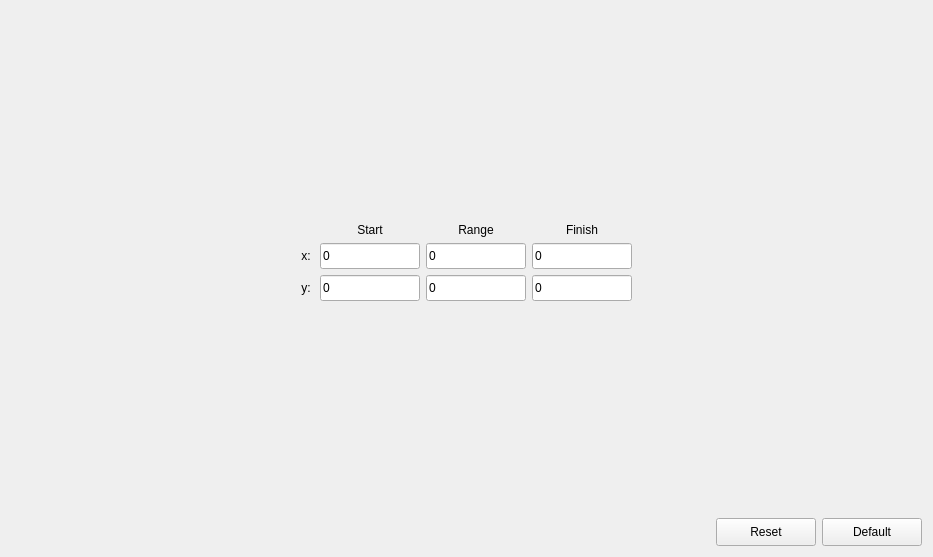
This is src/gui/dialogs/settings/frames/ctemareaframe.ui in JJPPeters/clTEM as Qt 5 draws it before an edit. The edited form follows.
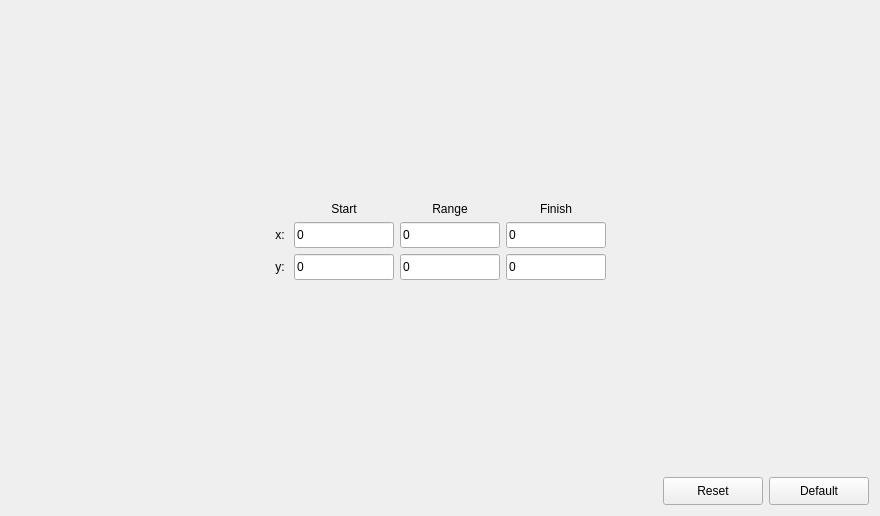
This is the edited form. Custom widgets are drawn as their Qt base class.

Commit message: Added gui elements to set padding  - fixed bug setting default cbed position

What changed in the file:
```diff
--- a/src/gui/dialogs/settings/frames/ctemareaframe.ui
+++ b/src/gui/dialogs/settings/frames/ctemareaframe.ui
@@ -6,8 +6,8 @@
    <rect>
     <x>0</x>
     <y>0</y>
-    <width>933</width>
-    <height>557</height>
+    <width>880</width>
+    <height>516</height>
    </rect>
   </property>
   <property name="sizePolicy">
@@ -19,26 +19,7 @@
   <property name="windowTitle">
    <string>Form</string>
   </property>
-  <layout class="QGridLayout" name="gridLayout" rowstretch="1,0,0,0,0,1,0" columnstretch="1,0,0,0,0,1">
-   <item row="4" column="4">
-    <widget class="EditUnitsBox" name="edtFinishY">
-     <property name="minimumSize">
-      <size>
-       <width>100</width>
-       <height>26</height>
-      </size>
-     </property>
-     <property name="maximumSize">
-      <size>
-       <width>100</width>
-       <height>16777215</height>
-      </size>
-     </property>
-     <property name="text">
-      <string>0</string>
-     </property>
-    </widget>
-   </item>
+  <layout class="QGridLayout" name="gridLayout" rowstretch="1,0,0,0,0,1,0" columnstretch="0,0,0,0,0,0">
    <item row="3" column="1">
     <widget class="QLabel" name="label_1">
      <property name="text">
@@ -49,8 +30,8 @@
      </property>
     </widget>
    </item>
-   <item row="3" column="2">
-    <widget class="EditUnitsBox" name="edtStartX">
+   <item row="3" column="4">
+    <widget class="EditUnitsBox" name="edtFinishX">
      <property name="minimumSize">
       <size>
        <width>100</width>
@@ -68,6 +49,16 @@
      </property>
     </widget>
    </item>
+   <item row="4" column="1">
+    <widget class="QLabel" name="label_3">
+     <property name="text">
+      <string>y: </string>
+     </property>
+     <property name="alignment">
+      <set>Qt::AlignRight|Qt::AlignTrailing|Qt::AlignVCenter</set>
+     </property>
+    </widget>
+   </item>
    <item row="3" column="5">
     <spacer name="hSpacer_2">
      <property name="orientation">
@@ -91,38 +82,57 @@
      </property>
     </widget>
    </item>
-   <item row="5" column="2">
-    <spacer name="verticalSpacer">
+   <item row="3" column="2">
+    <widget class="EditUnitsBox" name="edtStartX">
+     <property name="minimumSize">
+      <size>
+       <width>100</width>
+       <height>26</height>
+      </size>
+     </property>
+     <property name="maximumSize">
+      <size>
+       <width>100</width>
+       <height>16777215</height>
+      </size>
+     </property>
+     <property name="text">
+      <string>0</string>
+     </property>
+    </widget>
+   </item>
+   <item row="4" column="4">
+    <widget class="EditUnitsBox" name="edtFinishY">
+     <property name="minimumSize">
+      <size>
+       <width>100</width>
+       <height>26</height>
+      </size>
+     </property>
+     <property name="maximumSize">
+      <size>
+       <width>100</width>
+       <height>16777215</height>
+      </size>
+     </property>
+     <property name="text">
+      <string>0</string>
+     </property>
+    </widget>
+   </item>
+   <item row="3" column="0">
+    <spacer name="hSpacer">
      <property name="orientation">
-      <enum>Qt::Vertical</enum>
+      <enum>Qt::Horizontal</enum>
      </property>
      <property name="sizeHint" stdset="0">
       <size>
-       <width>20</width>
-       <height>10</height>
+       <width>0</width>
+       <height>20</height>
       </size>
      </property>
     </spacer>
    </item>
-   <item row="3" column="4">
-    <widget class="EditUnitsBox" name="edtFinishX">
-     <property name="minimumSize">
-      <size>
-       <width>100</width>
-       <height>26</height>
-      </size>
-     </property>
-     <property name="maximumSize">
-      <size>
-       <width>100</width>
-       <height>16777215</height>
-      </size>
-     </property>
-     <property name="text">
-      <string>0</string>
-     </property>
-    </widget>
-   </item>
    <item row="0" column="2">
     <spacer name="verticalSpacer_2">
      <property name="orientation">
@@ -136,13 +146,22 @@
      </property>
     </spacer>
    </item>
-   <item row="4" column="1">
-    <widget class="QLabel" name="label_3">
+   <item row="4" column="2">
+    <widget class="EditUnitsBox" name="edtStartY">
+     <property name="minimumSize">
+      <size>
+       <width>100</width>
+       <height>26</height>
+      </size>
+     </property>
+     <property name="maximumSize">
+      <size>
+       <width>100</width>
+       <height>16777215</height>
+      </size>
+     </property>
      <property name="text">
-      <string>y: </string>
-     </property>
-     <property name="alignment">
-      <set>Qt::AlignRight|Qt::AlignTrailing|Qt::AlignVCenter</set>
+      <string>0</string>
      </property>
     </widget>
    </item>
@@ -189,8 +208,8 @@
      </item>
     </layout>
    </item>
-   <item row="4" column="2">
-    <widget class="EditUnitsBox" name="edtStartY">
+   <item row="4" column="3">
+    <widget class="EditUnitsBox" name="edtRangeY">
      <property name="minimumSize">
       <size>
        <width>100</width>
@@ -208,29 +227,6 @@
      </property>
     </widget>
    </item>
-   <item row="3" column="0">
-    <spacer name="hSpacer">
-     <property name="orientation">
-      <enum>Qt::Horizontal</enum>
-     </property>
-     <property name="sizeHint" stdset="0">
-      <size>
-       <width>0</width>
-       <height>20</height>
-      </size>
-     </property>
-    </spacer>
-   </item>
-   <item row="2" column="4">
-    <widget class="QLabel" name="label_2">
-     <property name="text">
-      <string>Finish</string>
-     </property>
-     <property name="alignment">
-      <set>Qt::AlignCenter</set>
-     </property>
-    </widget>
-   </item>
    <item row="2" column="2">
     <widget class="QLabel" name="label">
      <property name="text">
@@ -241,6 +237,29 @@
      </property>
     </widget>
    </item>
+   <item row="2" column="4">
+    <widget class="QLabel" name="label_2">
+     <property name="text">
+      <string>Finish</string>
+     </property>
+     <property name="alignment">
+      <set>Qt::AlignCenter</set>
+     </property>
+    </widget>
+   </item>
+   <item row="5" column="2">
+    <spacer name="verticalSpacer">
+     <property name="orientation">
+      <enum>Qt::Vertical</enum>
+     </property>
+     <property name="sizeHint" stdset="0">
+      <size>
+       <width>20</width>
+       <height>10</height>
+      </size>
+     </property>
+    </spacer>
+   </item>
    <item row="3" column="3">
     <widget class="EditUnitsBox" name="edtRangeX">
      <property name="minimumSize">
@@ -260,25 +279,6 @@
      </property>
     </widget>
    </item>
-   <item row="4" column="3">
-    <widget class="EditUnitsBox" name="edtRangeY">
-     <property name="minimumSize">
-      <size>
-       <width>100</width>
-       <height>26</height>
-      </size>
-     </property>
-     <property name="maximumSize">
-      <size>
-       <width>100</width>
-       <height>16777215</height>
-      </size>
-     </property>
-     <property name="text">
-      <string>0</string>
-     </property>
-    </widget>
-   </item>
   </layout>
  </widget>
  <customwidgets>
```
The commit also changes 5 other files.
